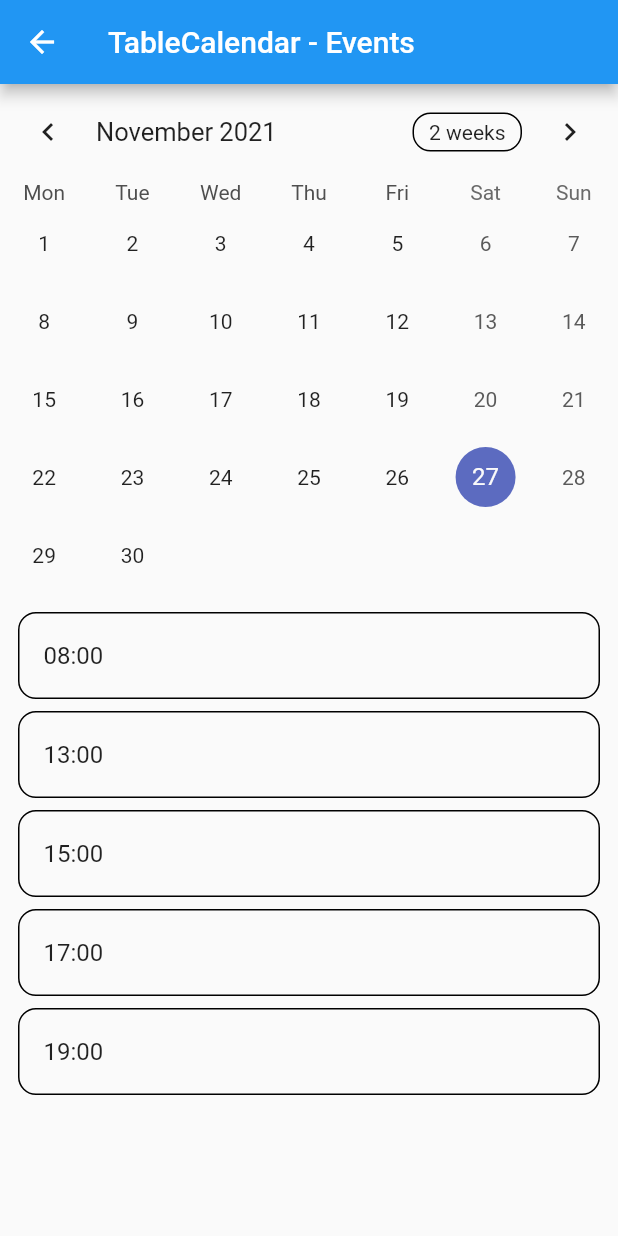
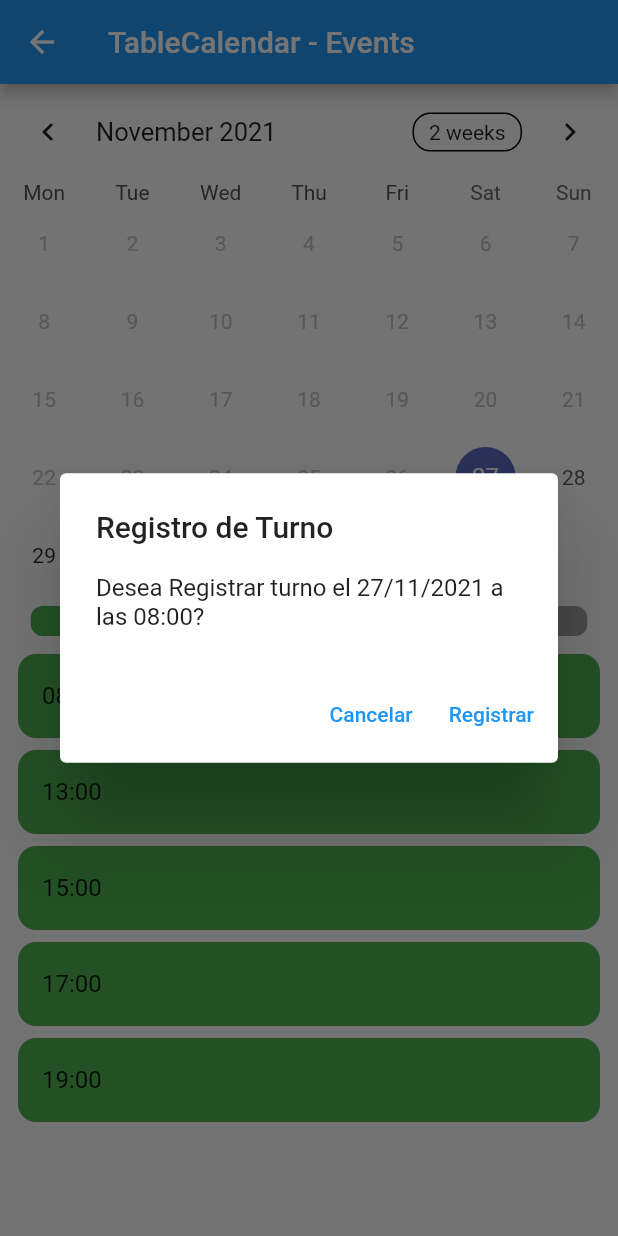
Before and after one commit to nestorcde/privechat, a Flutter app: the AgendaPage screen opened by its route, after a tap on "08:00", on a phone screen of 412 x 824 dp. Run offline on Flutter 3.47's test engine with Material 2 defaults, Android fonts, the phone set to English and light mode, and no system bars; drawn by our look-alikes of table_calendar; our stand-ins replace badges, flutter_secure_storage, get, pull_to_refresh, socket_io_client; accounts and stored records are empty; network calls fail.

Commit message:
continuando agenda

```diff
--- a/lib/app/data/models/event_model.dart
+++ b/lib/app/data/models/event_model.dart
@@ -1,27 +1,27 @@
-
-
-
 class Event {
     Event({
-         this.uid,
-         this.dia,
-         this.mes,
-         this.anho,
+        required this.id,
+        required this.uid,
+        required this.dia,
+        required this.mes,
+        required this.anho,
         required this.hora,
-         this.createdAt,
-         this.updatedAt,
+        required this.createdAt,
+        required this.updatedAt,
     });
 
-    String? uid;
-    int? dia;
-    int? mes;
-    int? anho;
+    String id;
+    Uid uid;
+    int dia;
+    int mes;
+    int anho;
     String hora;
-    DateTime? createdAt;
-    DateTime? updatedAt;
+    DateTime createdAt;
+    DateTime updatedAt;
 
     factory Event.fromJson(Map<String, dynamic> json) => Event(
-        uid: json["uid"],
+        id: json["_id"],
+        uid: Uid.fromJson(json["uid"]),
         dia: json["dia"],
         mes: json["mes"],
         anho: json["anho"],
@@ -31,12 +31,37 @@ class Event {
     );
 
     Map<String, dynamic> toJson() => {
-        "uid": uid,
+        "_id": id,
+        "uid": uid.toJson(),
         "dia": dia,
         "mes": mes,
         "anho": anho,
         "hora": hora,
-        "createdAt": createdAt!.toIso8601String(),
-        "updatedAt": updatedAt!.toIso8601String(),
+        "createdAt": createdAt.toIso8601String(),
+        "updatedAt": updatedAt.toIso8601String(),
     };
 }
+
+class Uid {
+    Uid({
+        required this.id,
+        required this.nombre,
+        required this.email,
+    });
+
+    String id;
+    String nombre;
+    String email;
+
+    factory Uid.fromJson(Map<String, dynamic> json) => Uid(
+        id: json["_id"],
+        nombre: json["nombre"],
+        email: json["email"],
+    );
+
+    Map<String, dynamic> toJson() => {
+        "_id": id,
+        "nombre": nombre,
+        "email": email,
+    };
+}
--- a/lib/app/modules/agenda/agenda_controller.dart
+++ b/lib/app/modules/agenda/agenda_controller.dart
@@ -1,5 +1,7 @@
 import 'package:get/get.dart';
 import 'package:privechat/app/data/models/event_model.dart';
+import 'package:privechat/app/data/models/usuario_model.dart';
+import 'package:privechat/app/data/repository/remote/auth_repository.dart';
 import 'package:privechat/app/utils/constants.dart';
 import 'package:table_calendar/table_calendar.dart';
 import 'dart:collection';
@@ -10,71 +12,56 @@ class AgendaController extends GetxController {
 
   //final AgendaRepository repository = Get.find<AgendaRepository>();
   late final AgendaRepository repository;
+
+  final AuthRepository authRepository = Get.find<AuthRepository>();
   RxList<Event> selectedEvents = <Event>[].obs;
 
   late Map<DateTime, List<Event>> kEventSource;
-  var  kEvents;
+  final Rx<LinkedHashMap<DateTime, List<Event>>>  kEvents = LinkedHashMap<DateTime, List<Event>>().obs;
   final DateTime kToday = DateTime.now();
   late DateTime kFirstDay;
   late DateTime kLastDay;
 
   Rx<DateTime> focusedDay = DateTime.now().obs;
 
-  void cargaEventos() async {
-    kEventSource = await repository.getTurnos();
-    kEvents = LinkedHashMap<DateTime, List<Event>>(
-    equals: isSameDay,
-    hashCode: getHashCode,
-    )..addAll(kEventSource);
-    print(kEventSource);
-    selectedEvents.value = kEvents[kToday];
-    update();
+  Rx<DateTime> diaSeleccionado = DateTime.now().obs;
+
+  Usuario get usuario => authRepository.usuario;
+
+  void cargaEventos()  {
+    repository.getTurnos().then((value){
+      kEventSource = value;
+
+      kEvents.value = LinkedHashMap<DateTime, List<Event>>(
+      equals: isSameDay,
+      hashCode: getHashCode,
+      )..addAll(kEventSource);
+      update();
+    });
+
   }
   Future<Map<DateTime, List<Event>>> getTurnos() => repository.getTurnos();
 
+  void registrarTurno(DateTime fecha, String hora) async {
+     final respuesta = await repository.registrarTurnos(fecha, hora);
+     cargaEventos();
+     Get.snackbar('Registrar Turno', respuesta);
+  }
+
+  void eliminarTurno(String id) async {
+    final respuesta = await repository.eliminarTurnos(id);
+    cargaEventos();
+    Get.snackbar('Eliminar Turno', respuesta);
+  }
+
   @override
   void onInit() {
-    for (var element in horarios) {
-      selectedEvents.value.add(Event(hora: element));
-    }
+    repository = Get.find<AgendaRepository>();
 
-    kFirstDay = DateTime(kToday.year, kToday.month - 3, kToday.day);
+    kFirstDay = DateTime(kToday.year, kToday.month, kToday.day);
     kLastDay = DateTime(kToday.year, kToday.month + 3, kToday.day);
     super.onInit();
   }
-
-  @override
-  void onReady() {
-    repository = Get.find<AgendaRepository>();
-    // repository.getTurnos().then((value) {
-    //   kEventSource = value;
-    //   kEvents = LinkedHashMap<DateTime, List<Event>>(
-    //   equals: isSameDay,
-    //   hashCode: getHashCode,
-    //   )..addAll(kEventSource);
-    // });
-
-    cargaEventos();
-
-
-
-    // TODO: implement onReady
-    super.onReady();
-  }
-
-  // final kEvents = LinkedHashMap<DateTime, List<Event>>(
-  // equals: isSameDay,
-  // hashCode: getHashCode,
-  // )..addAll(kEventSource);
-
-  // final kEventSource = { for (var item in List.generate(50, (index) => index)) DateTime.utc(kFirstDay.year, kFirstDay.month, item * 5) : List.generate(
-  //       item % 4 + 1, (index) => Event('Event $item | ${index + 1}')) }
-  // ..addAll({
-  //   kToday: [
-  //     Event('Today\'s Event 1'),
-  //     Event('Today\'s Event 2'),
-  //   ],
-  // });
 
   int getHashCode(DateTime key) {
     return key.day * 1000000 + key.month * 10000 + key.year;
--- a/lib/app/modules/agenda/agenda_page.dart
+++ b/lib/app/modules/agenda/agenda_page.dart
@@ -3,11 +3,15 @@
 
 import 'package:flutter/material.dart';
 import 'package:get/get.dart';
+import 'package:privechat/app/data/models/event_model.dart';
+import 'package:privechat/app/data/models/usuario_model.dart';
 import 'package:privechat/app/modules/agenda/agenda_controller.dart';
+import 'package:privechat/app/ui/widgets/container_referencia.dart';
+import 'package:privechat/app/ui/widgets/dialogo_turno.dart';
 import 'package:privechat/app/utils/constants.dart';
-import 'package:privechat/app/utils/utils.dart';
+//import 'package:privechat/app/utils/utils.dart';
+//import 'package:privechat/app/utils/utils.dart';
 import 'package:table_calendar/table_calendar.dart';
-
 
 class AgendaPage extends StatefulWidget {
   const AgendaPage({Key? key}) : super(key: key);
@@ -17,40 +21,43 @@ class AgendaPage extends StatefulWidget {
 }
 
 class _AgendaPageState extends State<AgendaPage> {
-  late final ValueNotifier<List<Event>> _selectedEvents;
+  //late final ValueNotifier<List<Event>> agendaController.selectedEvents;
   CalendarFormat _calendarFormat = CalendarFormat.month;
   RangeSelectionMode _rangeSelectionMode = RangeSelectionMode
       .toggledOff; // Can be toggled on/off by longpressing a date
   DateTime _focusedDay = DateTime.now();
-  DateTime? _selectedDay;
+ // DateTime? agendaController.diaSeleccionado.value;
   DateTime? _rangeStart;
   DateTime? _rangeEnd;
   late final AgendaController agendaController;
+  late Usuario usuario;
 
   @override
   void initState() {
     super.initState();
     agendaController = Get.find<AgendaController>();
+    agendaController.cargaEventos();
 
-    _selectedDay = _focusedDay;
-    _selectedEvents = ValueNotifier(_getEventsForDay(_selectedDay!));
+    agendaController.diaSeleccionado.value = _focusedDay;
+    agendaController.selectedEvents.value = _getEventsForDay(agendaController.diaSeleccionado.value);
+    usuario = agendaController.usuario;
   }
 
   @override
   void dispose() {
-    _selectedEvents.dispose();
+    //agendaController.selectedEvents.dispose();
     super.dispose();
   }
 
   List<Event> _getEventsForDay(DateTime day) {
     // Implementation example
     //print(kEventSource);
-    return kEvents[day] ?? [];
+    return agendaController.kEvents.value[day] ?? [];
   }
 
   List<Event> _getEventsForRange(DateTime start, DateTime end) {
     // Implementation example
-    final days = daysInRange(start, end);
+    final days = agendaController.daysInRange(start, end);
 
     return [
       for (final d in days) ..._getEventsForDay(d),
@@ -58,22 +65,22 @@ class _AgendaPageState extends State<AgendaPage> {
   }
 
   void _onDaySelected(DateTime selectedDay, DateTime focusedDay) {
-    if (!isSameDay(_selectedDay, selectedDay)) {
+    if (!isSameDay(agendaController.diaSeleccionado.value, selectedDay)) {
       setState(() {
-        _selectedDay = selectedDay;
+        agendaController.diaSeleccionado.value = selectedDay;
         _focusedDay = focusedDay;
         _rangeStart = null; // Important to clean those
         _rangeEnd = null;
         _rangeSelectionMode = RangeSelectionMode.toggledOff;
       });
 
-      _selectedEvents.value = _getEventsForDay(selectedDay);
+      agendaController.selectedEvents.value = _getEventsForDay(selectedDay);
     }
   }
 
   void _onRangeSelected(DateTime? start, DateTime? end, DateTime focusedDay) {
     setState(() {
-      _selectedDay = null;
+      agendaController.diaSeleccionado.value = focusedDay;
       _focusedDay = focusedDay;
       _rangeStart = start;
       _rangeEnd = end;
@@ -82,11 +89,11 @@ class _AgendaPageState extends State<AgendaPage> {
 
     // `start` or `end` could be null
     if (start != null && end != null) {
-      _selectedEvents.value = _getEventsForRange(start, end);
+      agendaController.selectedEvents.value = _getEventsForRange(start, end);
     } else if (start != null) {
-      _selectedEvents.value = _getEventsForDay(start);
+      agendaController.selectedEvents.value = _getEventsForDay(start);
     } else if (end != null) {
-      _selectedEvents.value = _getEventsForDay(end);
+      agendaController.selectedEvents.value = _getEventsForDay(end);
     }
   }
 
@@ -98,11 +105,14 @@ class _AgendaPageState extends State<AgendaPage> {
       ),
       body: Column(
         children: [
-          TableCalendar<Event>(
-            firstDay: kFirstDay,
-            lastDay: kLastDay,
+          Obx(() {
+            final eventos = agendaController.kEvents.value;
+            //print(eventos);
+            return TableCalendar<Event>(
+              firstDay: agendaController.kFirstDay,
+              lastDay: agendaController.kLastDay,
               focusedDay: _focusedDay,
-            selectedDayPredicate: (day) => isSameDay(_selectedDay, day),
+              selectedDayPredicate: (day) => isSameDay(agendaController.diaSeleccionado.value, day),
               rangeStartDay: _rangeStart,
               rangeEndDay: _rangeEnd,
               calendarFormat: _calendarFormat,
@@ -125,28 +135,88 @@ class _AgendaPageState extends State<AgendaPage> {
               onPageChanged: (focusedDay) {
                 _focusedDay = focusedDay;
               },
+            );
+          }),
+          Padding(
+            padding: const EdgeInsets.all(8.0),
+            child: Row(
+              mainAxisAlignment: MainAxisAlignment.spaceEvenly,
+              children: [
+                containerReferencia(Colors.green, 'LIBRE'),
+                containerReferencia(Colors.amber, 'TU TURNO'),
+                containerReferencia(Colors.grey, 'OCUPADO')
+              ]
+            ,),
           ),
-          const SizedBox(height: 8.0),
-          Expanded(
-            child:  ListView.builder(
+          Obx(() {
+            var eventoDeHoy = agendaController.kEvents.value[agendaController.diaSeleccionado.value];
+            return Expanded(
+                child: ListView.builder(
                   itemCount: horarios.length,
                   itemBuilder: (context, index) {
+                    Color? color = Colors.green;
+                    TurnoStatus estado = TurnoStatus.Libre;
+                    String turnoUid = '';
+                    int dia = agendaController.diaSeleccionado.value.day;
+                    int mes = agendaController.diaSeleccionado.value.month;
+                    int anho = agendaController.diaSeleccionado.value.year;
+                    if(eventoDeHoy!=null){
+                      for (var evento in eventoDeHoy) {
+                        if(evento.hora==horarios[index]){
+                          if(evento.uid.id==usuario.uid){
+                            estado = TurnoStatus.Tuyo;
+                            color = Colors.amber;
+                            turnoUid = evento.id;
+                          }else{
+                            estado = TurnoStatus.Ocupado;
+                            color = Colors.grey;
+                          }
+                        }
+                      }
+                    }
                     return Container(
                       margin: const EdgeInsets.symmetric(
                         horizontal: 12.0,
                         vertical: 4.0,
                       ),
                       decoration: BoxDecoration(
-                        border: Border.all(),
+                          //border: Border.all(width: 0),
                           borderRadius: BorderRadius.circular(12.0),
-                      ),
+                          color: color,),//Colors.grey),
                       child: ListTile(
-                        onTap: () => print('${horarios[index]}'),
+                        onTap: () {
+                          switch (estado) {
+                            case TurnoStatus.Ocupado:
+                              dialogoTurno(
+                                'Registro de Turno',
+                                'Turno Ocupado',
+                                false,
+                                'boton',
+                                ()=>{});
+                              break;
+                            case TurnoStatus.Tuyo:
+                              dialogoTurno('Registro de Turno',
+                                'Desea Eliminar su Turno',
+                                true,
+                                'Eliminar',
+                                ()=>agendaController.eliminarTurno(turnoUid));
+                              break;
+                            default:
+                              dialogoTurno('Registro de Turno',
+                                'Desea Registrar turno el $dia/${mes<10?'0'+mes.toString():mes}/$anho a las ${horarios[index]}?',
+                                true,
+                                'Registrar',
+                                ()=>agendaController.registrarTurno(agendaController.diaSeleccionado.value, horarios[index]));
+                          }
+
+                        },
                         title: Text('${horarios[index]}'),
                       ),
                     );
                   },
                 ),
+              );
+            }
           ),
         ],
       ),
--- a/lib/app/modules/agenda/agenda_repository.dart
+++ b/lib/app/modules/agenda/agenda_repository.dart
@@ -9,6 +9,10 @@ final AgendaProvider api = Get.find<AgendaProvider>();
 
 Future<Map<DateTime, List<Event>>> getTurnos() => api.getTurnos();
 
+Future<String> registrarTurnos(DateTime fecha, String hora)=>api.registrarTurno(fecha,hora);
+
+Future<String> eliminarTurnos(String id) => api.eliminarTurno(id);
+
 
 
 }
--- /dev/null
+++ b/lib/app/ui/widgets/container_referencia.dart
@@ -0,0 +1,16 @@
+
+
+import 'package:flutter/material.dart';
+import 'package:get/get.dart';
+
+Widget containerReferencia(Color color, String texto) => Container(
+  alignment: Alignment.center,
+  decoration: BoxDecoration(
+    borderRadius: BorderRadius.circular(8),
+    color: color
+  ),
+  height: 20,
+  width: Get.width * 0.28,
+  child: Text(texto, style: const TextStyle(fontWeight: FontWeight.bold, color: Colors.white),),
+
+);
--- a/lib/app/utils/constants.dart
+++ b/lib/app/utils/constants.dart
@@ -17,6 +17,12 @@ enum ServerStatus {
   Connecting
 }
 
+enum TurnoStatus {
+  Libre,
+  Ocupado,
+  Tuyo
+}
+
 class MensajeStatus {
   static const enviado = 0;
   static const leido = 1;
```
Also changed, not shown: lib/app/data/models/general_response.dart (added, +30 -0 lines), lib/app/modules/agenda/agenda_provider.dart (+52 -5 lines), lib/app/ui/widgets/dialogo_turno.dart (added, +16 -0 lines). Lines whose indentation alone changed are shown as unchanged.
